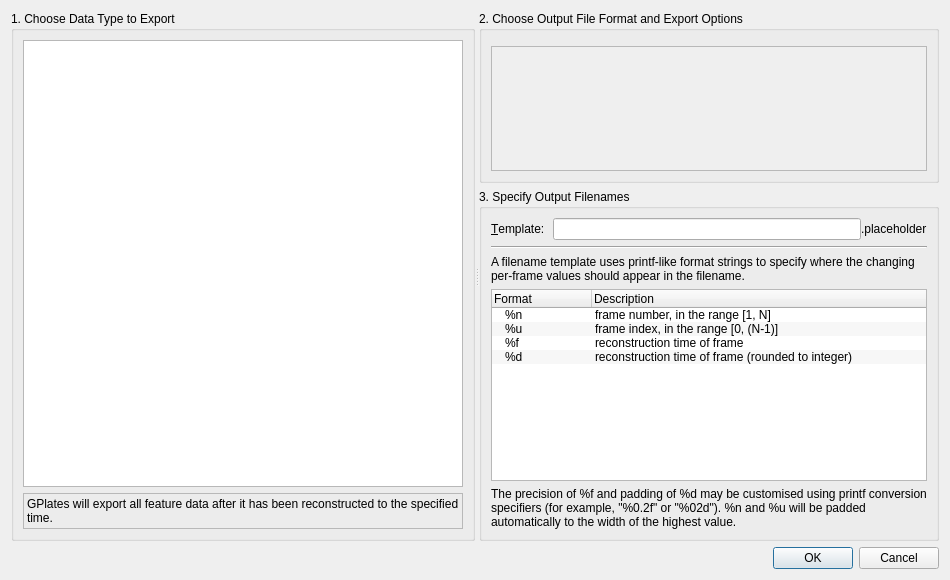
GPlates/GPlates, file src/qt-widgets/ConfigureExportParametersDialogUi.ui: the form before one commit.
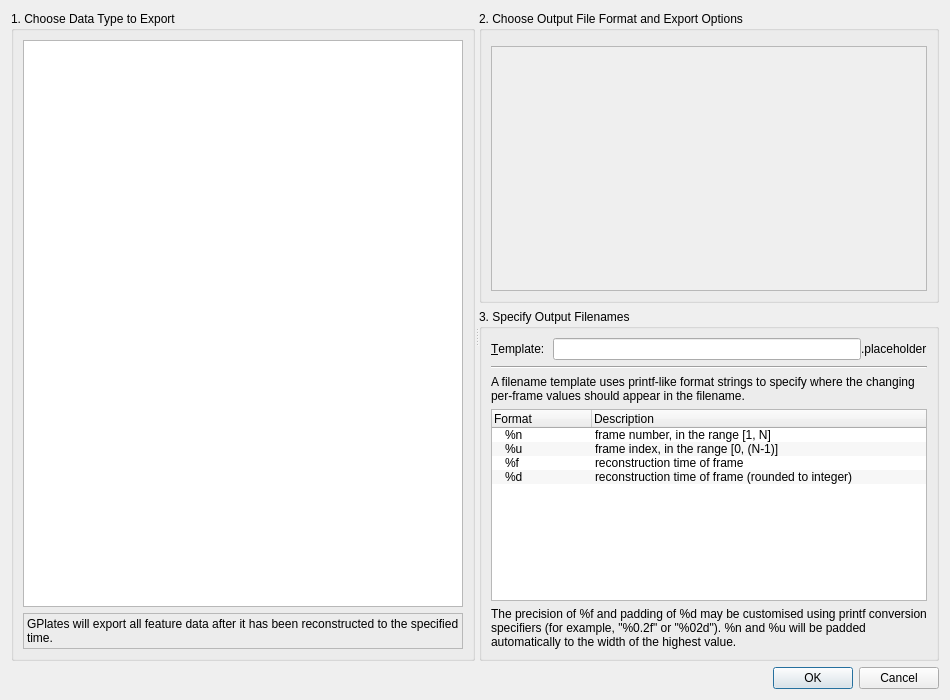
The form after the commit.

Commit message: (trunk) A little more room in configure export dialog since Natty (Ubuntu) is quite squished with larger system fonts. Also add back horizontal scrolling to the export options (again for Natty).

The edit to the form file:
```diff
--- a/src/qt-widgets/ConfigureExportParametersDialogUi.ui
+++ b/src/qt-widgets/ConfigureExportParametersDialogUi.ui
@@ -6,7 +6,7 @@
     <x>0</x>
     <y>0</y>
     <width>950</width>
-    <height>580</height>
+    <height>700</height>
    </rect>
   </property>
   <property name="sizePolicy" >
@@ -95,7 +95,7 @@
              </sizepolicy>
             </property>
             <property name="horizontalScrollBarPolicy" >
-             <enum>Qt::ScrollBarAlwaysOff</enum>
+             <enum>Qt::ScrollBarAsNeeded</enum>
             </property>
             <property name="widgetResizable" >
              <bool>true</bool>
@@ -109,7 +109,7 @@
                <x>0</x>
                <y>0</y>
                <width>444</width>
-               <height>124</height>
+               <height>244</height>
               </rect>
              </property>
             </widget>
```
